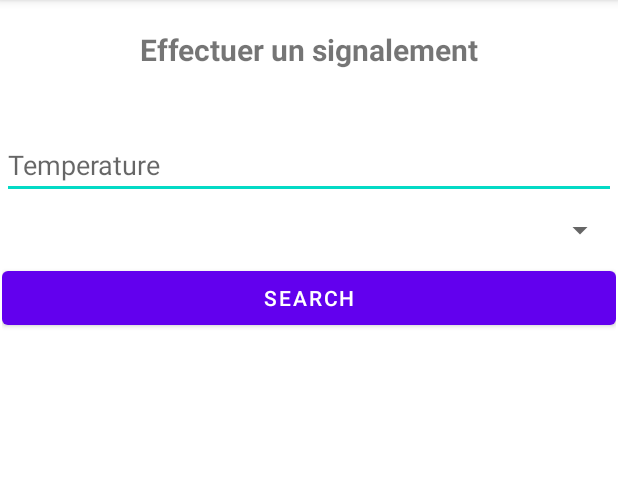
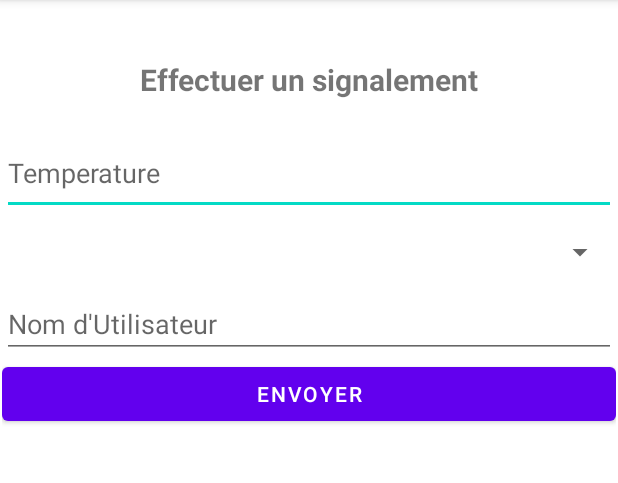
Before and after one commit to DarkUltraPSP/WeatherTogetherMobile, an Android app: the screen it shows after launch (SendReport), on a phone screen of 412 x 824 dp, the part 84-567 px from its top. Run offline under Robolectric (Android 15) with nearby library versions, the phone set to English and light mode, and no system bars; our stand-ins replace Volley; network calls fail.

Commit message:
Fix: Send Reports feature

```diff
--- a/app/src/main/java/app/hesias/weathertogether/Activities/SendReport.java
+++ b/app/src/main/java/app/hesias/weathertogether/Activities/SendReport.java
@@ -12,11 +12,9 @@ import android.view.View;
 import android.widget.ArrayAdapter;
 import android.widget.Button;
 import android.widget.EditText;
-import android.widget.ListView;
 import android.widget.Spinner;
 import android.widget.Toast;
 
-import com.android.volley.VolleyError;
 import com.google.android.gms.location.FusedLocationProviderClient;
 import com.google.android.gms.location.LocationServices;
 
@@ -30,7 +28,6 @@ import java.util.List;
 import app.hesias.weathertogether.DAO.ReportDAO;
 import app.hesias.weathertogether.DAO.WeatherDAO;
 import app.hesias.weathertogether.Model.Report;
-import app.hesias.weathertogether.Model.Utilisateur;
 import app.hesias.weathertogether.Model.Weather;
 import app.hesias.weathertogether.R;
 import app.hesias.weathertogether.utils.JSONArrayCallback;
@@ -40,8 +37,7 @@ import app.hesias.weathertogether.utils.JSONOCallback;
 public class SendReport extends AppCompatActivity {
     FusedLocationProviderClient fusedLocationProviderClient;
     Button sendBtn;
-    EditText temperature;
-    ListView cityList;
+    EditText temperature, username;
     Spinner weather;
 
     @Override
@@ -50,9 +46,9 @@ public class SendReport extends AppCompatActivity {
         setContentView(R.layout.activity_send_report);
 
         sendBtn = findViewById(R.id.sendBtn);
-        temperature = findViewById(R.id.et_dataInput);
-        cityList = findViewById(R.id.lv_view);
+        temperature = findViewById(R.id.et_temp);
         weather = findViewById(R.id.sp_weather);
+        username = findViewById(R.id.et_username);
 
         fusedLocationProviderClient = LocationServices.getFusedLocationProviderClient(this);
 
@@ -72,7 +68,8 @@ public class SendReport extends AppCompatActivity {
                                     jsono.getDouble("lon"),
                                     Double.parseDouble(temperature.getText().toString()),
                                     (Weather) weather.getSelectedItem(),
-                                    new Utilisateur(1, "Nero", 0102030405)
+                                    username.getText().toString()
+
                             );
                             reportDAO.postReport(report, new JSONArrayCallback() {
                                 @Override
--- a/app/src/main/java/app/hesias/weathertogether/DAO/ReportDAO.java
+++ b/app/src/main/java/app/hesias/weathertogether/DAO/ReportDAO.java
@@ -112,15 +112,12 @@ public class ReportDAO {
             JSONObject weather = new JSONObject();
             weather.put("id", report.getWeather().getId());
 
-            JSONObject user = new JSONObject();
-            user.put("id", report.getUtilisateur().getId());
-
             json.put("date", report.getDateReport());
             json.put("latitude", report.getLatitude());
             json.put("longitude", report.getLongitude());
             json.put("temperature", report.getTemperature());
             json.put("weather", weather);
-            json.put("utilisateur", user);
+            json.put("username", report.getUsername());
         } catch (JSONException e) {
             throw new RuntimeException(e);
         }
--- a/app/src/main/res/layout/activity_send_report.xml
+++ b/app/src/main/res/layout/activity_send_report.xml
@@ -20,15 +20,16 @@
             android:id="@+id/textView"
             android:layout_width="match_parent"
             android:layout_height="68dp"
+            android:gravity="clip_horizontal|center_vertical"
             android:text="Effectuer un signalement"
             android:textAlignment="center"
             android:textSize="20sp"
             android:textStyle="bold" />
 
         <EditText
-            android:id="@+id/et_dataInput"
+            android:id="@+id/et_temp"
             android:layout_width="match_parent"
-            android:layout_height="wrap_content"
+            android:layout_height="56dp"
             android:ems="10"
             android:hint="Temperature"
             android:inputType="number" />
@@ -36,19 +37,21 @@
         <Spinner
             android:id="@+id/sp_weather"
             android:layout_width="match_parent"
-            android:layout_height="42dp" />
+            android:layout_height="50dp" />
+
+        <EditText
+            android:id="@+id/et_username"
+            android:layout_width="match_parent"
+            android:layout_height="wrap_content"
+            android:ems="10"
+            android:hint="Nom d'Utilisateur"
+            android:inputType="textPersonName" />
 
         <Button
             android:id="@+id/sendBtn"
             android:layout_width="match_parent"
             android:layout_height="wrap_content"
-            android:text="Search"
-            tools:text="Search" />
-
-        <ListView
-            android:id="@+id/lv_view"
-            android:layout_width="match_parent"
-            android:layout_height="match_parent" />
+            android:text="Envoyer" />
 
     </LinearLayout>
 </androidx.constraintlayout.widget.ConstraintLayout>
```
Also changed, not shown: app/src/main/java/app/hesias/weathertogether/DAO/UserDAO.java (deleted, +0 -47 lines), app/src/main/java/app/hesias/weathertogether/Model/Report.java (+7 -7 lines), app/src/main/java/app/hesias/weathertogether/Model/Utilisateur.java (deleted, +0 -37 lines).
